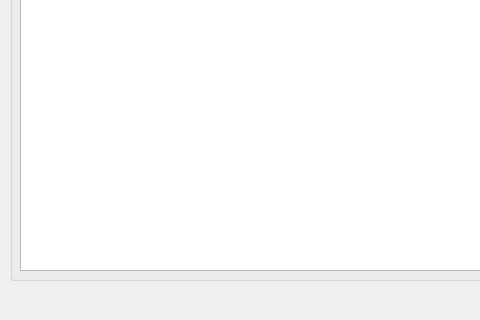
Qt form widgets/data_checker/error_summary_dialog.ui (Geoportail-Luxembourg/qgis-pag-plugin) before a commit; both pictures show x 0 to 480 and y 280 to 600 of the 800 by 600 pixel window.
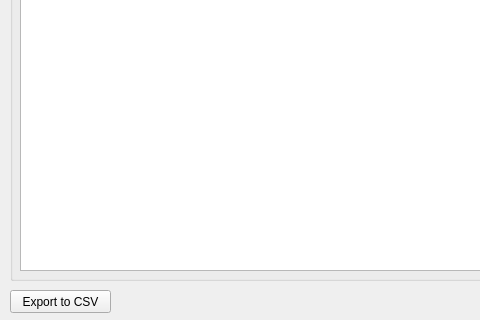
The same form after that commit.

Commit message: Export CSV des erreurs

```diff
--- a/widgets/data_checker/error_summary_dialog.ui
+++ b/widgets/data_checker/error_summary_dialog.ui
@@ -112,6 +112,19 @@
     <column/>
    </widget>
   </widget>
+  <widget class="QPushButton" name="btnExport">
+   <property name="geometry">
+    <rect>
+     <x>10</x>
+     <y>570</y>
+     <width>101</width>
+     <height>23</height>
+    </rect>
+   </property>
+   <property name="text">
+    <string>Export to CSV</string>
+   </property>
+  </widget>
  </widget>
  <resources/>
  <connections>
```
Left out of the diff: 19 changed lines with no effect on the pictures. The commit also changes 3 other files.
